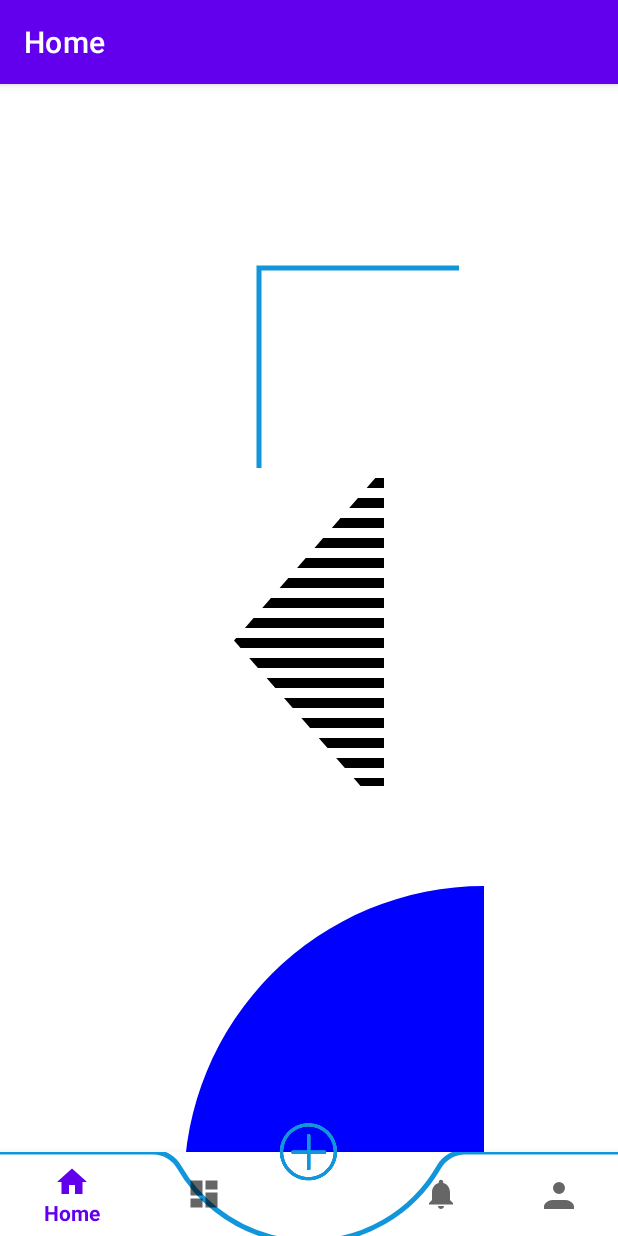
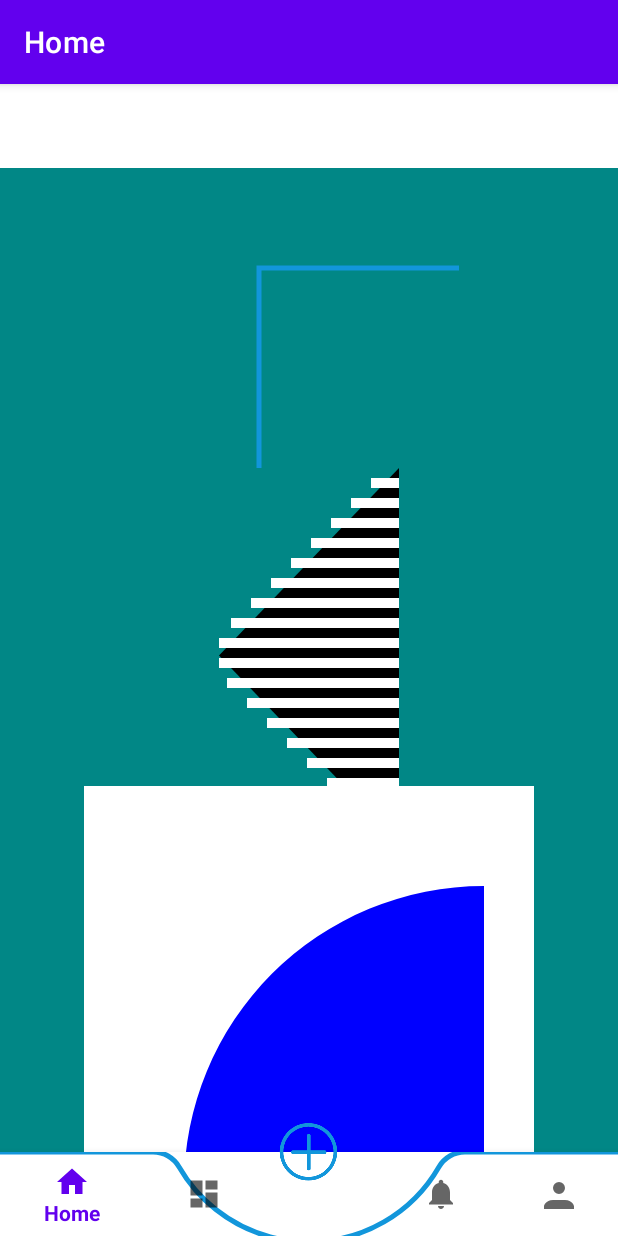
Before and after one commit to JaupeanChen/HomeAnimateTab, an Android app: the screen it shows after launch (MainActivity), on a phone screen of 412 x 824 dp. Run offline under Robolectric (Android 15) with nearby library versions, the phone set to English and light mode, and no system bars; our stand-ins replace navigation-ui.

Commit message:
三角形条纹View

```diff
--- a/app/src/main/java/com/example/homeanimatetab/ui/TriangularView3.kt
+++ b/app/src/main/java/com/example/homeanimatetab/ui/TriangularView3.kt
@@ -5,6 +5,7 @@ import android.graphics.Canvas
 import android.graphics.Paint
 import android.graphics.Path
 import android.util.AttributeSet
+import android.util.Log
 import android.view.View
 
 class TriangularView3 @JvmOverloads constructor(
@@ -26,6 +27,7 @@ class TriangularView3 @JvmOverloads constructor(
         style = Paint.Style.STROKE
     }
 
+    private val lineSpacing = 20 // 线间距
     private val trianglePath: Path = Path()
 
     init {
@@ -51,12 +53,20 @@ class TriangularView3 @JvmOverloads constructor(
     }
 
     private fun drawDiagonalLines(canvas: Canvas) {
-        val lineSpacing = 20 // 线间距
+        for (i in 0..height step lineSpacing) {
+            val targetY = height - i.toFloat()
+            Log.d("TAG", "targetY = $targetY height = $height")
+            val targetX = if (targetY < height / 2) {
+                -(targetY - height / 2) / ((height) / (width * 2)) - lineSpacing
 
-        for (i in 0..height step lineSpacing) {
+            } else {
+                (targetY - height / 2) / (height / (width * 2)) - lineSpacing
+
+            }
             canvas.drawLine(
-                0f, height - i.toFloat(),
-                width.toFloat(), height - i.toFloat(), linePaint
+                targetX, targetY,
+                width.toFloat(), targetY,
+                linePaint
             )
         }
     }
--- a/app/src/main/res/layout/fragment_home.xml
+++ b/app/src/main/res/layout/fragment_home.xml
@@ -4,7 +4,8 @@
     xmlns:tools="http://schemas.android.com/tools"
     android:layout_width="match_parent"
     android:layout_height="match_parent"
-    tools:context=".ui.home.HomeFragment">
+    tools:context=".ui.home.HomeFragment"
+    android:background="@color/teal_700">
 
     <com.example.homeanimatetab.ui.ArcView
         android:id="@+id/arc"
@@ -15,8 +16,8 @@
         app:layout_constraintTop_toTopOf="parent" />
 
     <com.example.homeanimatetab.ui.TriangularView3
-        android:layout_width="100dp"
-        android:layout_height="230dp"
+        android:layout_width="120dp"
+        android:layout_height="250dp"
         app:layout_constraintLeft_toLeftOf="parent"
         app:layout_constraintRight_toRightOf="parent"
         app:layout_constraintTop_toBottomOf="@+id/arc" />
```
